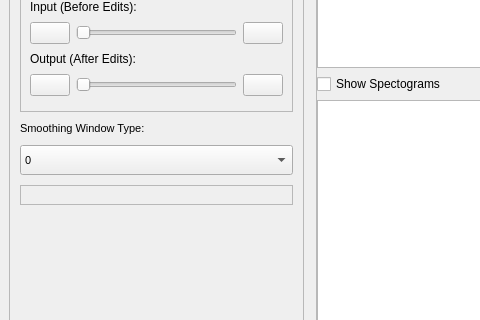
This is design.ui in mohandemadx/DSP_TASK3 as Qt 5 draws it before an edit; both pictures show x 0 to 480 and y 214 to 534 of the 1227 by 858 pixel window. The edited form follows.
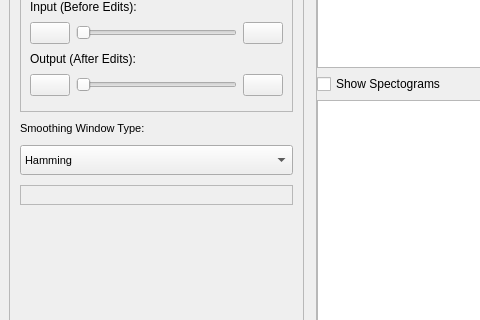
This is the edited form. Icons and pictures are not drawn.

Diff of the .ui file:
```diff
--- a/design.ui
+++ b/design.ui
@@ -505,14 +505,14 @@
           </font>
          </property>
          <property name="currentText">
-          <string>0</string>
+          <string>Hamming</string>
          </property>
          <property name="currentIndex">
           <number>0</number>
          </property>
          <item>
           <property name="text">
-           <string>0</string>
+           <string>Hamming</string>
           </property>
          </item>
          <item>
```
Left out of the diff: 9 changed lines with no effect on the pictures.
